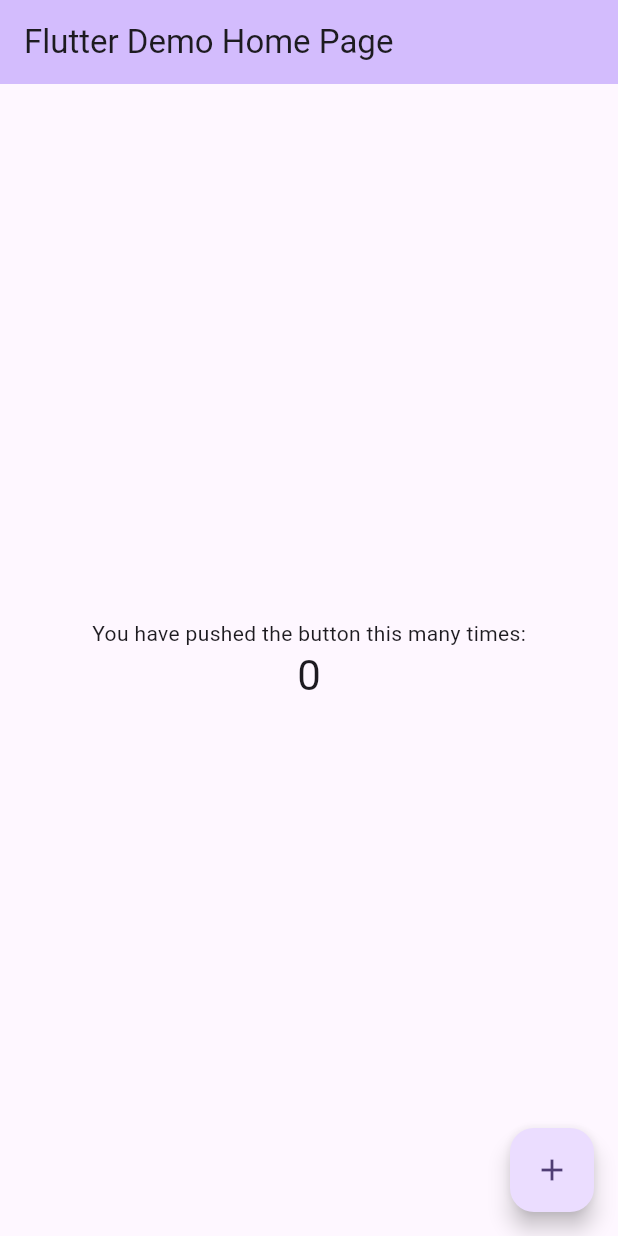
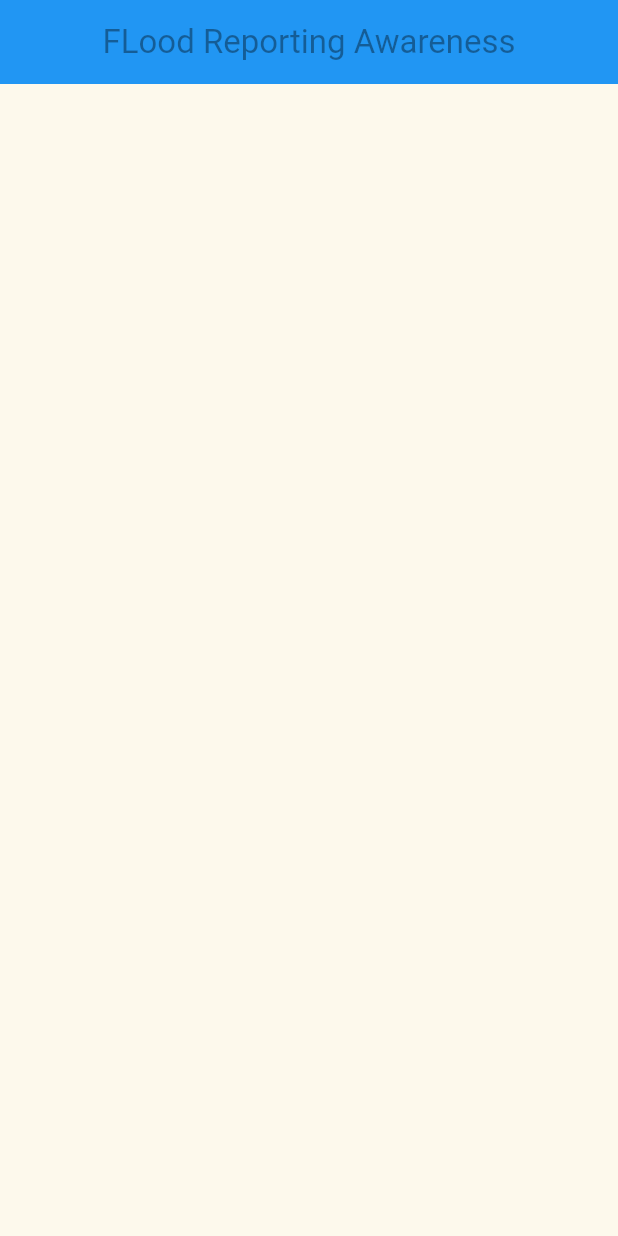
Before and after one commit to IrunguJoseph/Flood-Reporting-Awareness, a Flutter app: the screen it shows after launch, on a phone screen of 412 x 824 dp. Run offline on Flutter 3.47's test engine with Material 3 defaults, Android fonts, the phone set to English and light mode, and no system bars.

Commit message:
Added the home page oa the application

```diff
--- a/flood_reporting_awareness/lib/main.dart
+++ b/flood_reporting_awareness/lib/main.dart
@@ -1,3 +1,5 @@
+
+import 'package:flood_reporting_awareness/pages/homepage.dart';
 import 'package:flutter/material.dart';
 
 void main() {
@@ -11,115 +13,13 @@
   @override
   Widget build(BuildContext context) {
     return MaterialApp(
-      title: 'Flutter Demo',
+      debugShowCheckedModeBanner: false,
+      title: 'Chat App',
       theme: ThemeData(
-        // This is the theme of your application.
-        //
-        // TRY THIS: Try running your application with "flutter run". You'll see
-        // the application has a purple toolbar. Then, without quitting the app,
-        // try changing the seedColor in the colorScheme below to Colors.green
-        // and then invoke "hot reload" (save your changes or press the "hot
-        // reload" button in a Flutter-supported IDE, or press "r" if you used
-        // the command line to start the app).
-        //
-        // Notice that the counter didn't reset back to zero; the application
-        // state is not lost during the reload. To reset the state, use hot
-        // restart instead.
-        //
-        // This works for code too, not just values: Most code changes can be
-        // tested with just a hot reload.
-        colorScheme: ColorScheme.fromSeed(seedColor: Colors.deepPurple),
+        colorScheme: ColorScheme.fromSeed(seedColor: Colors.yellowAccent),
         useMaterial3: true,
       ),
-      home: const MyHomePage(title: 'Flutter Demo Home Page'),
+      home: const Homepage(),
     );
   }
 }
-
-class MyHomePage extends StatefulWidget {
-  const MyHomePage({super.key, required this.title});
-
-  // This widget is the home page of your application. It is stateful, meaning
-  // that it has a State object (defined below) that contains fields that affect
-  // how it looks.
-
-  // This class is the configuration for the state. It holds the values (in this
-  // case the title) provided by the parent (in this case the App widget) and
-  // used by the build method of the State. Fields in a Widget subclass are
-  // always marked "final".
-
-  final String title;
-
-  @override
-  State<MyHomePage> createState() => _MyHomePageState();
-}
-
-class _MyHomePageState extends State<MyHomePage> {
-  int _counter = 0;
-
-  void _incrementCounter() {
-    setState(() {
-      // This call to setState tells the Flutter framework that something has
-      // changed in this State, which causes it to rerun the build method below
-      // so that the display can reflect the updated values. If we changed
-      // _counter without calling setState(), then the build method would not be
-      // called again, and so nothing would appear to happen.
-      _counter++;
-    });
-  }
-
-  @override
-  Widget build(BuildContext context) {
-    // This method is rerun every time setState is called, for instance as done
-    // by the _incrementCounter method above.
-    //
-    // The Flutter framework has been optimized to make rerunning build methods
-    // fast, so that you can just rebuild anything that needs updating rather
-    // than having to individually change instances of widgets.
-    return Scaffold(
-      appBar: AppBar(
-        // TRY THIS: Try changing the color here to a specific color (to
-        // Colors.amber, perhaps?) and trigger a hot reload to see the AppBar
-        // change color while the other colors stay the same.
-        backgroundColor: Theme.of(context).colorScheme.inversePrimary,
-        // Here we take the value from the MyHomePage object that was created by
-        // the App.build method, and use it to set our appbar title.
-        title: Text(widget.title),
-      ),
-      body: Center(
-        // Center is a layout widget. It takes a single child and positions it
-        // in the middle of the parent.
-        child: Column(
-          // Column is also a layout widget. It takes a list of children and
-          // arranges them vertically. By default, it sizes itself to fit its
-          // children horizontally, and tries to be as tall as its parent.
-          //
-          // Column has various properties to control how it sizes itself and
-          // how it positions its children. Here we use mainAxisAlignment to
-          // center the children vertically; the main axis here is the vertical
-          // axis because Columns are vertical (the cross axis would be
-          // horizontal).
-          //
-          // TRY THIS: Invoke "debug painting" (choose the "Toggle Debug Paint"
-          // action in the IDE, or press "p" in the console), to see the
-          // wireframe for each widget.
-          mainAxisAlignment: MainAxisAlignment.center,
-          children: <Widget>[
-            const Text(
-              'You have pushed the button this many times:',
-            ),
-            Text(
-              '$_counter',
-              style: Theme.of(context).textTheme.headlineMedium,
-            ),
-          ],
-        ),
-      ),
-      floatingActionButton: FloatingActionButton(
-        onPressed: _incrementCounter,
-        tooltip: 'Increment',
-        child: const Icon(Icons.add),
-      ), // This trailing comma makes auto-formatting nicer for build methods.
-    );
-  }
-}
--- /dev/null
+++ b/flood_reporting_awareness/lib/pages/homepage.dart
@@ -0,0 +1,31 @@
+import 'package:flutter/material.dart';
+
+class Homepage extends StatefulWidget {
+  const Homepage({super.key});
+
+  @override
+  State<Homepage> createState() => _HomepageState();
+}
+
+class _HomepageState extends State<Homepage> {
+  double? deviceHeight, deviceWidth;
+
+  @override
+  Widget build(BuildContext context) {
+    deviceHeight = MediaQuery.of(context).size.height;
+    deviceWidth = MediaQuery.of(context).size.width;
+    return SafeArea(
+      child: Scaffold(
+        appBar: AppBar(
+          backgroundColor: Colors.blue,
+          title: const Center(
+            child: Text(
+              "FLood Reporting Awareness",
+              style: TextStyle(color: Colors.black38),
+            ),
+          ),
+        ),
+      ),
+    );
+  }
+}
```
Also changed, not shown: 1 other file.
